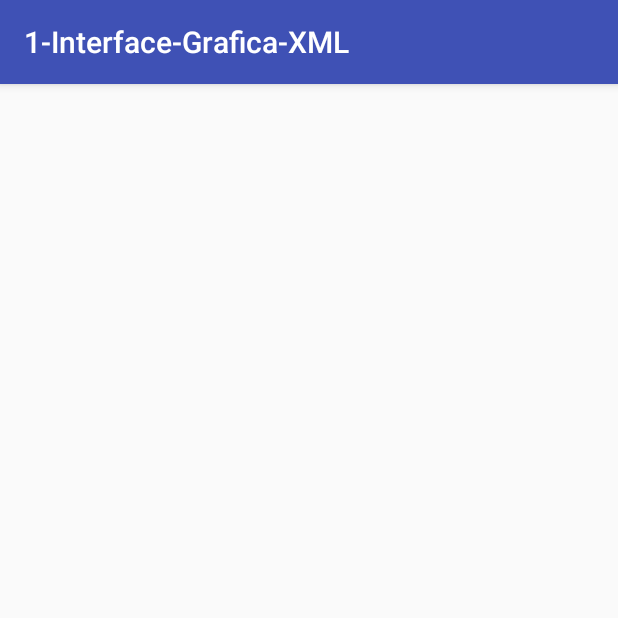
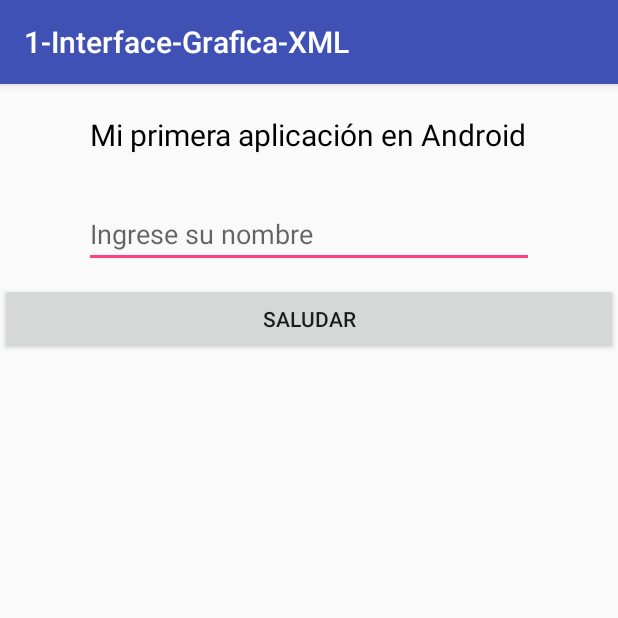
Before and after one commit to jocode/android-remind, an Android app: the screen it shows after launch (MainActivity), on a phone screen of 412 x 824 dp, the top half of it. Run offline under Robolectric (Android 15) with nearby library versions, the phone set to English and light mode, and no system bars.

Commit message:
Interface Grafica - LinearLayout
Android tiene diferentes componentes para el desarrollo de interfaces.
El árbol de xml tiene como contenerdores principales LinearLayout y
RelativeLayout.
Estos dos componentes tienen que tener unos atributos por defecto, ellos
son layout_width y layout_height, estas dos propiedades pueden tener
valores que puede ser match_parent o wrap_content. En el caso de
LinearLayout éste debe tener un atributo más, orientation, que puede
tener valores como horizontal o vertical.

LinearLayout funciona acomodando los componentes uno tras de otro, y
RelativeLayout, acomoda los componentes teniendo en cuenta los demás,
éstos dependen de los id de cada componente en base a una posición
relativa en la pantalla del dispositivo.

```diff
--- a/1-Interface-Grafica-XML/app/src/main/res/layout/activity_main.xml
+++ b/1-Interface-Grafica-XML/app/src/main/res/layout/activity_main.xml
@@ -4,5 +4,27 @@
     android:orientation="vertical"
     xmlns:android="http://schemas.android.com/apk/res/android">
 
+    <TextView
+        android:layout_width="wrap_content"
+        android:layout_height="wrap_content"
+        android:text="Mi primera aplicación en Android"
+        android:layout_gravity="center_horizontal"
+        android:textSize="20sp"
+        android:layout_margin="10dp"
+        android:textColor="#000"
+        android:padding="10dp"/>
+
+    <EditText
+        android:layout_width="300dp"
+        android:layout_height="wrap_content"
+        android:hint="Ingrese su nombre"
+        android:layout_margin="10dp"
+        android:layout_gravity="center_horizontal"/>
+
+    <Button
+        android:layout_width="match_parent"
+        android:layout_height="wrap_content"
+        android:text="Saludar"/>
+
 
 </LinearLayout>
```
